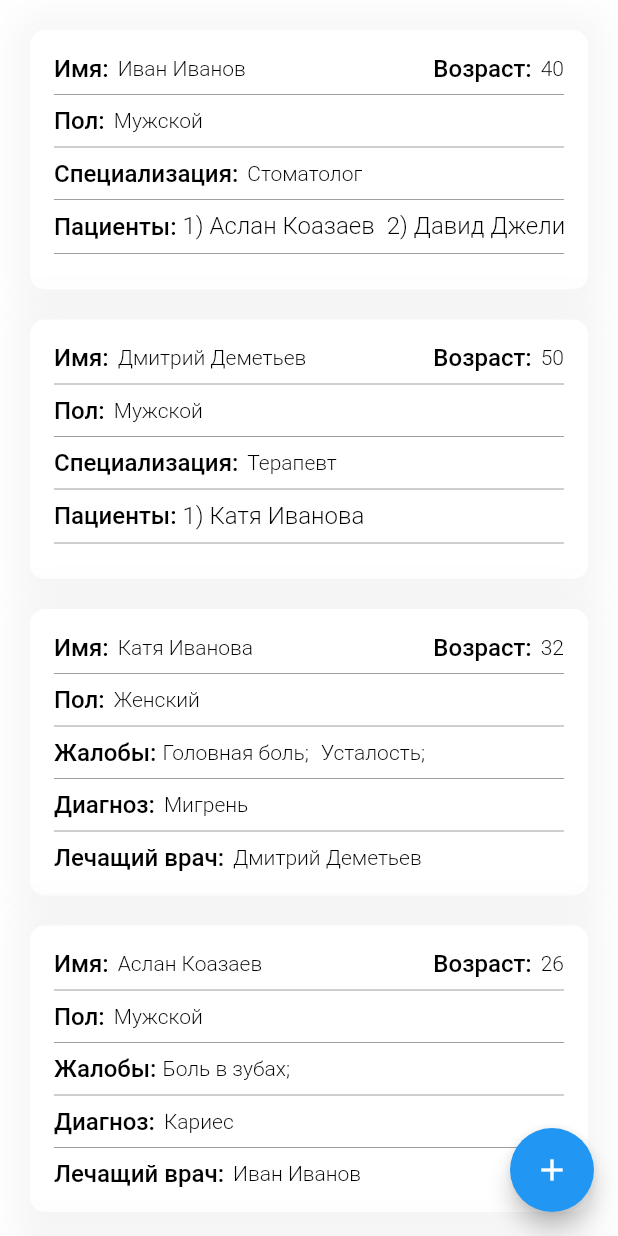
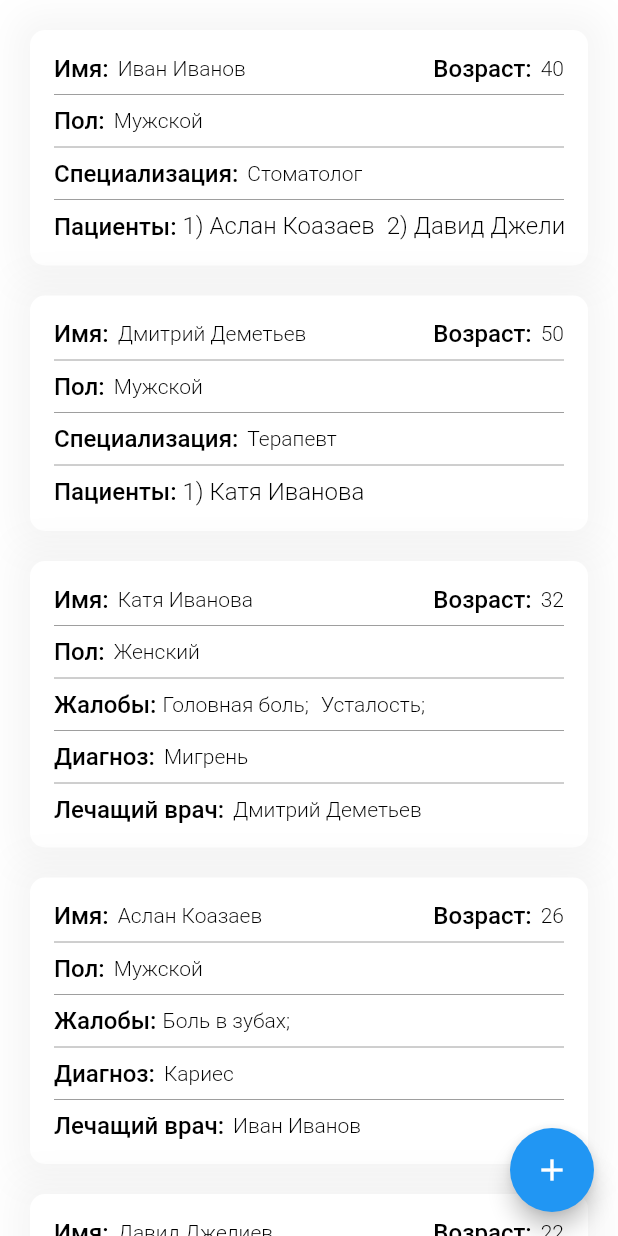
Before and after one commit to VadimKV44/register_of_medical_institution_employees, a Flutter app: the screen it shows after launch, on a phone screen of 412 x 824 dp. Run offline on Flutter 3.47's test engine with Material 2 defaults, Android fonts, the phone set to English and light mode, and no system bars.

Commit message:
Fix flaws in the code

```diff
--- a/lib/screens/main_screen.dart
+++ b/lib/screens/main_screen.dart
@@ -3,7 +3,8 @@ import 'package:register_of_medical_institution_employees/consts/colors.dart';
 import 'package:register_of_medical_institution_employees/models/employee_model.dart';
 import 'package:register_of_medical_institution_employees/models/patient_model.dart';
 import 'package:register_of_medical_institution_employees/models/person_model.dart';
-import 'package:register_of_medical_institution_employees/widgets/person_item_widget.dart';
+import 'package:register_of_medical_institution_employees/widgets/employees_item_widget.dart';
+import 'package:register_of_medical_institution_employees/widgets/patient_item_widget.dart';
 
 class MainScreen extends StatelessWidget {
   const MainScreen({super.key});
@@ -26,7 +27,7 @@ class MainScreen extends StatelessWidget {
                 shrinkWrap: true,
                 itemCount: employees.length,
                 itemBuilder: (context, index) {
-                  return PersonItemWidget(
+                  return EmployeesItemWidget(
                     employee: employees[index],
                   );
                 },
@@ -36,7 +37,7 @@ class MainScreen extends StatelessWidget {
                 shrinkWrap: true,
                 itemCount: patients.length,
                 itemBuilder: (context, index) {
-                  return PersonItemWidget(
+                  return PatientItemWidget(
                     patient: patients[index],
                   );
                 },
--- /dev/null
+++ b/lib/widgets/employees_item_widget.dart
@@ -0,0 +1,79 @@
+import 'package:flutter/material.dart';
+import 'package:register_of_medical_institution_employees/consts/colors.dart';
+import 'package:register_of_medical_institution_employees/consts/strings.dart';
+import 'package:register_of_medical_institution_employees/consts/styles.dart';
+import 'package:register_of_medical_institution_employees/models/employee_model.dart';
+import 'package:register_of_medical_institution_employees/models/person_model.dart';
+import 'package:register_of_medical_institution_employees/widgets/text_block_widget.dart';
+
+class EmployeesItemWidget extends StatelessWidget {
+  const EmployeesItemWidget({super.key, required this.employee,});
+
+  final Employee employee;
+
+  @override
+  Widget build(BuildContext context) {
+    return Container(
+      margin: const EdgeInsets.symmetric(vertical: 10.0),
+      decoration: BoxDecoration(
+        color: MainColors.kWhiteColor,
+        borderRadius: BorderRadius.circular(10.0),
+        boxShadow: [
+          BoxShadow(
+            color: MainColors.kGreyColor.withOpacity(0.1),
+            spreadRadius: 10,
+            blurRadius: 20,
+            offset: const Offset(0, 0),
+          ),
+        ],
+      ),
+      child: Padding(
+        padding: const EdgeInsets.all(16.0),
+        child: Column(
+          crossAxisAlignment: CrossAxisAlignment.start,
+          children: [
+            Row(
+              mainAxisAlignment: MainAxisAlignment.spaceBetween,
+              children: [
+                TextBlockWidget(title: Strings.name, text: employee.name),
+                const Divider(color: MainColors.kGreyColor),
+                TextBlockWidget(title: Strings.age, text: employee.age.toString()),
+              ],
+            ),
+            const Divider(color: MainColors.kGreyColor),
+            TextBlockWidget(title: Strings.gender, text: employee.gender == Gender.male ? Strings.male : Strings.female),
+            const Divider(color: MainColors.kGreyColor),
+            TextBlockWidget(title: Strings.specialization, text: employee.specialization ?? ''),
+            const Divider(color: MainColors.kGreyColor),
+            Row(
+              children: [
+                Text(
+                  Strings.patients,
+                  style: MainStyles.kBlackColorW500(16.0),
+                ),
+                Expanded(
+                  child: SizedBox(
+                    height: 20.0,
+                    child: ListView.builder(
+                      scrollDirection: Axis.horizontal,
+                      itemCount: employee.patients?.length,
+                      itemBuilder: (context, index) {
+                        return Padding(
+                          padding: const EdgeInsets.symmetric(horizontal: 4.0),
+                          child: Text(
+                            '${index + 1}) ${employee.patients?[index]}',
+                            style: MainStyles.kBlackColorW300(16.0),
+                          ),
+                        );
+                      },
+                    ),
+                  ),
+                ),
+              ],
+            ),
+          ],
+        ),
+      ),
+    );
+  }
+}
--- /dev/null
+++ b/lib/widgets/patient_item_widget.dart
@@ -0,0 +1,84 @@
+import 'package:flutter/material.dart';
+import 'package:register_of_medical_institution_employees/consts/colors.dart';
+import 'package:register_of_medical_institution_employees/consts/strings.dart';
+import 'package:register_of_medical_institution_employees/consts/styles.dart';
+import 'package:register_of_medical_institution_employees/models/patient_model.dart';
+import 'package:register_of_medical_institution_employees/models/person_model.dart';
+import 'package:register_of_medical_institution_employees/widgets/text_block_widget.dart';
+
+class PatientItemWidget extends StatelessWidget {
+  const PatientItemWidget({
+    super.key,
+    required this.patient,
+  });
+
+  final Patient patient;
+
+  @override
+  Widget build(BuildContext context) {
+    return Container(
+      margin: const EdgeInsets.symmetric(vertical: 10.0),
+      decoration: BoxDecoration(
+        color: MainColors.kWhiteColor,
+        borderRadius: BorderRadius.circular(10.0),
+        boxShadow: [
+          BoxShadow(
+            color: MainColors.kGreyColor.withOpacity(0.1),
+            spreadRadius: 10,
+            blurRadius: 20,
+            offset: const Offset(0, 0),
+          ),
+        ],
+      ),
+      child: Padding(
+        padding: const EdgeInsets.all(16.0),
+        child: Column(
+          crossAxisAlignment: CrossAxisAlignment.start,
+          children: [
+            Row(
+              mainAxisAlignment: MainAxisAlignment.spaceBetween,
+              children: [
+                TextBlockWidget(title: Strings.name, text: patient.name),
+                const Divider(color: MainColors.kGreyColor),
+                TextBlockWidget(title: Strings.age, text: patient.age.toString()),
+              ],
+            ),
+            const Divider(color: MainColors.kGreyColor),
+            TextBlockWidget(title: Strings.gender, text: patient.gender == Gender.male ? Strings.male : Strings.female),
+            const Divider(color: MainColors.kGreyColor),
+            Row(
+              children: [
+                Text(
+                  Strings.complaints,
+                  style: MainStyles.kBlackColorW500(16.0),
+                ),
+                Expanded(
+                  child: SizedBox(
+                    height: 16.0,
+                    child: ListView.builder(
+                      scrollDirection: Axis.horizontal,
+                      itemCount: patient.complaints?.length,
+                      itemBuilder: (context, index) {
+                        return Padding(
+                          padding: const EdgeInsets.symmetric(horizontal: 4.0),
+                          child: Text(
+                            '${patient.complaints?[index] ?? ''};',
+                            style: MainStyles.kBlackColorW300(14.0),
+                          ),
+                        );
+                      },
+                    ),
+                  ),
+                ),
+              ],
+            ),
+            const Divider(color: MainColors.kGreyColor),
+            TextBlockWidget(title: Strings.diagnosis, text: patient.diagnosis ?? ''),
+            const Divider(color: MainColors.kGreyColor),
+            TextBlockWidget(title: Strings.attendingDoctor, text: patient.attendingDoctor?.name ?? ''),
+          ],
+        ),
+      ),
+    );
+  }
+}
--- a/lib/widgets/person_item_widget.dart
+++ /dev/null
@@ -1,131 +0,0 @@
-import 'package:flutter/material.dart';
-import 'package:register_of_medical_institution_employees/consts/colors.dart';
-import 'package:register_of_medical_institution_employees/consts/strings.dart';
-import 'package:register_of_medical_institution_employees/consts/styles.dart';
-import 'package:register_of_medical_institution_employees/models/employee_model.dart';
-import 'package:register_of_medical_institution_employees/models/patient_model.dart';
-import 'package:register_of_medical_institution_employees/models/person_model.dart';
-import 'package:register_of_medical_institution_employees/widgets/text_block_widget.dart';
-
-class PersonItemWidget extends StatelessWidget {
-  const PersonItemWidget({
-    super.key,
-    this.employee,
-    this.patient,
-  });
-
-  final Employee? employee;
-  final Patient? patient;
-
-  @override
-  Widget build(BuildContext context) {
-    return Container(
-      margin: const EdgeInsets.symmetric(vertical: 10.0),
-      decoration: BoxDecoration(
-        color: MainColors.kWhiteColor,
-        borderRadius: BorderRadius.circular(10.0),
-        boxShadow: [
-          BoxShadow(
-            color: MainColors.kGreyColor.withOpacity(0.1),
-            spreadRadius: 10,
-            blurRadius: 20,
-            offset: const Offset(0, 0),
-          ),
-        ],
-      ),
-      child: Padding(
-        padding: const EdgeInsets.all(16.0),
-        child: Column(
-          crossAxisAlignment: CrossAxisAlignment.start,
-          children: [
-            Row(
-              mainAxisAlignment: MainAxisAlignment.spaceBetween,
-              children: [
-                TextBlockWidget(title: Strings.name, text: employee?.name ?? patient?.name ?? ''),
-                const Divider(color: MainColors.kGreyColor),
-                TextBlockWidget(title: Strings.age, text: employee?.age.toString() ?? patient?.age.toString() ?? ''),
-              ],
-            ),
-            const Divider(color: MainColors.kGreyColor),
-            TextBlockWidget(title: Strings.gender, text: sexDetermination(employee?.gender, patient?.gender)),
-
-            employee?.specialization != null ? const Divider(color: MainColors.kGreyColor) : const SizedBox(),
-            employee?.specialization != null
-                ? TextBlockWidget(title: Strings.specialization, text: employee?.specialization ?? '')
-                : const SizedBox(),
-            employee?.patients != null ? const Divider(color: MainColors.kGreyColor) : const SizedBox(),
-            employee?.patients != null
-                ? Row(
-                    children: [
-                      Text(
-                        Strings.patients,
-                        style: MainStyles.kBlackColorW500(16.0),
-                      ),
-                      Expanded(
-                        child: SizedBox(
-                          height: 20.0,
-                          child: ListView.builder(
-                            scrollDirection: Axis.horizontal,
-                            itemCount: employee?.patients?.length,
-                            itemBuilder: (context, index) {
-                              return Padding(
-                                padding: const EdgeInsets.symmetric(horizontal: 4.0),
-                                child: Text(
-                                  '${index + 1}) ${employee?.patients?[index]}',
-                                  style: MainStyles.kBlackColorW300(16.0),
-                                ),
-                              );
-                            },
-                          ),
-                        ),
-                      ),
-                    ],
-                  )
-                : const SizedBox(),
-            patient?.complaints != null ? const Divider(color: MainColors.kGreyColor) : const SizedBox(),
-            patient?.complaints != null ? Row(
-              children: [
-                Text(
-                  Strings.complaints,
-                  style: MainStyles.kBlackColorW500(16.0),
-                ),
-                Expanded(
-                  child: SizedBox(
-                    height: 16.0,
-                    child: ListView.builder(
-                      scrollDirection: Axis.horizontal,
-                      itemCount: patient?.complaints?.length,
-                      itemBuilder: (context, index) {
-                        return Padding(
-                          padding: const EdgeInsets.symmetric(horizontal: 4.0),
-                          child: Text(
-                            '${patient?.complaints?[index] ?? ''};',
-                            style: MainStyles.kBlackColorW300(14.0),
-                          ),
-                        );
-                      },
-                    ),
-                  ),
-                ),
-              ],
-            ) : const SizedBox(),
-            patient?.diagnosis != null ? const Divider(color: MainColors.kGreyColor) : const SizedBox(),
-            patient?.diagnosis != null ? TextBlockWidget(title: Strings.diagnosis, text: patient?.diagnosis ?? '') : const SizedBox(),
-            const Divider(color: MainColors.kGreyColor),
-            patient?.attendingDoctor != null ? TextBlockWidget(title: Strings.attendingDoctor, text: patient?.attendingDoctor?.name ?? '') : const SizedBox(),
-          ],
-        ),
-      ),
-    );
-  }
-
-  String sexDetermination(Gender? firstGender, Gender? secondGender) {
-    String gender = '';
-    if (firstGender != null) {
-      gender = firstGender == Gender.male ? Strings.male : Strings.female;
-    } else if (secondGender != null) {
-      gender = secondGender == Gender.male ? Strings.male : Strings.female;
-    }
-    return gender;
-  }
-}
```
